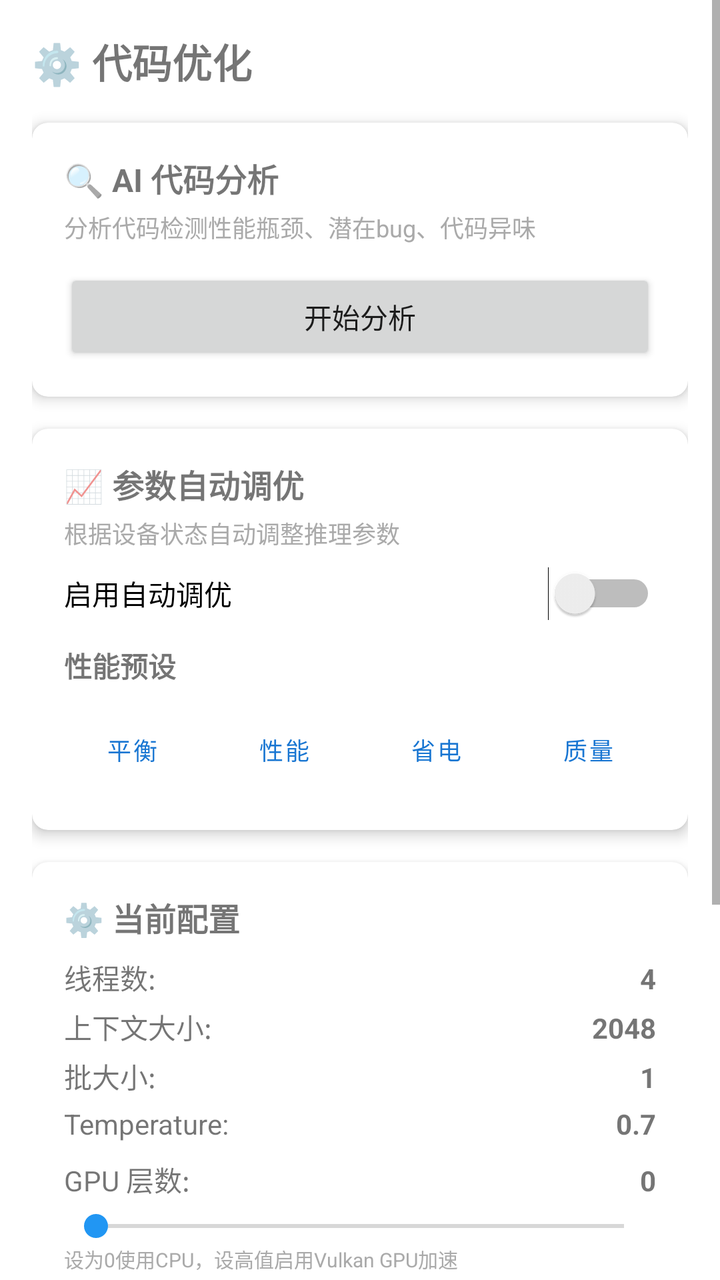
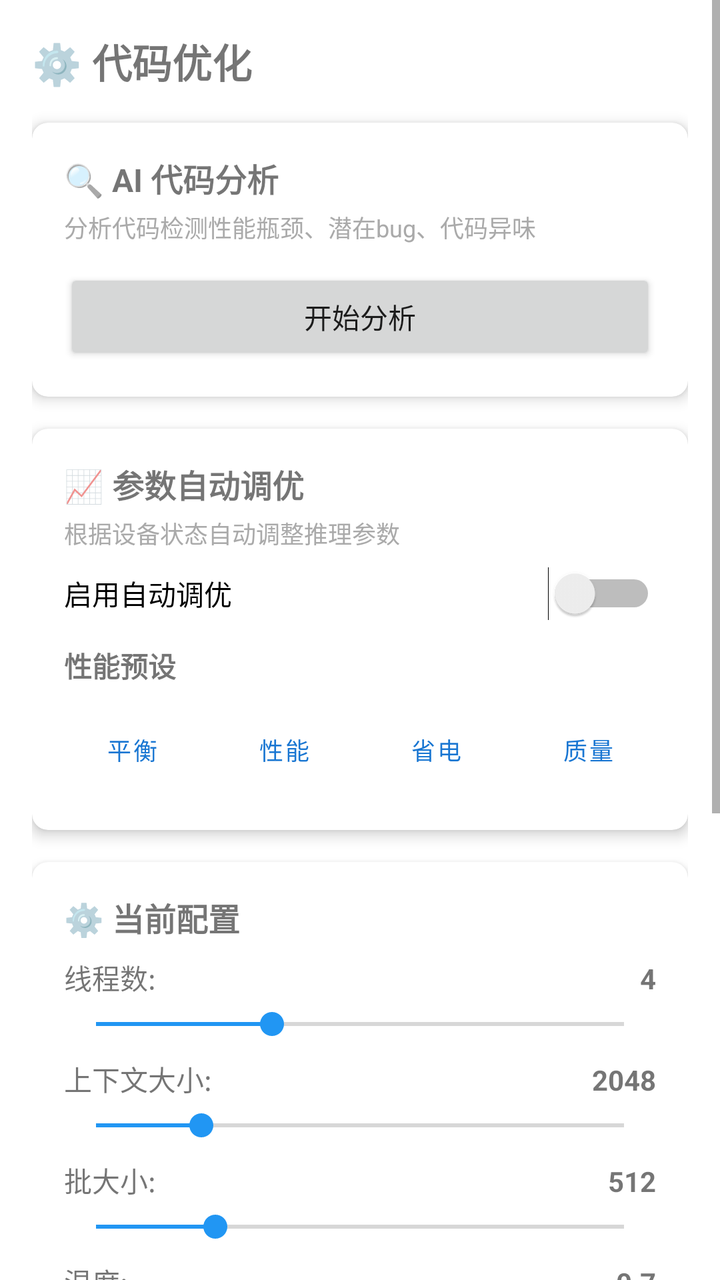

An Android layout rendered at two revisions. The XML below is the earlier revision; the diff shows what the commit changed to produce the second picture.
<!-- AndroidManifest.xml: application theme Theme.LocalAI -->
<!-- res/layout/fragment_optimizer.xml -->
<?xml version="1.0" encoding="utf-8"?>
<ScrollView xmlns:android="http://schemas.android.com/apk/res/android"
    xmlns:app="http://schemas.android.com/apk/res-auto"
    android:layout_width="match_parent"
    android:layout_height="match_parent"
    android:fillViewport="true">

    <LinearLayout
        android:layout_width="match_parent"
        android:layout_height="wrap_content"
        android:orientation="vertical"
        android:padding="16dp">

        
        <TextView
            android:layout_width="wrap_content"
            android:layout_height="wrap_content"
            android:text="⚙️ 代码优化"
            android:textSize="20sp"
            android:textStyle="bold"
            android:layout_marginBottom="16dp" />

        
        <androidx.cardview.widget.CardView
            android:layout_width="match_parent"
            android:layout_height="wrap_content"
            android:layout_marginBottom="16dp"
            app:cardCornerRadius="8dp"
            app:cardElevation="4dp">

            <LinearLayout
                android:layout_width="match_parent"
                android:layout_height="wrap_content"
                android:orientation="vertical"
                android:padding="16dp">

                <TextView
                    android:layout_width="wrap_content"
                    android:layout_height="wrap_content"
                    android:text="🔍 AI 代码分析"
                    android:textSize="16sp"
                    android:textStyle="bold" />

                <TextView
                    android:layout_width="wrap_content"
                    android:layout_height="wrap_content"
                    android:layout_marginTop="4dp"
                    android:text="分析代码检测性能瓶颈、潜在bug、代码异味"
                    android:textSize="12sp"
                    android:textColor="@android:color/darker_gray" />

                <Button
                    android:id="@+id/btn_analyze_code"
                    android:layout_width="match_parent"
                    android:layout_height="wrap_content"
                    android:layout_marginTop="12dp"
                    android:text="开始分析" />

                <ProgressBar
                    android:id="@+id/progress_analyze"
                    style="?android:attr/progressBarStyleHorizontal"
                    android:layout_width="match_parent"
                    android:layout_height="wrap_content"
                    android:layout_marginTop="8dp"
                    android:visibility="gone"
                    android:max="100" />

                <TextView
                    android:id="@+id/tv_analyze_status"
                    android:layout_width="wrap_content"
                    android:layout_height="wrap_content"
                    android:layout_marginTop="4dp"
                    android:textSize="12sp"
                    android:visibility="gone" />

            </LinearLayout>

        </androidx.cardview.widget.CardView>

        
        <androidx.cardview.widget.CardView
            android:id="@+id/card_analysis_summary"
            android:layout_width="match_parent"
            android:layout_height="wrap_content"
            android:layout_marginBottom="16dp"
            android:visibility="gone"
            app:cardCornerRadius="8dp"
            app:cardElevation="4dp">

            <LinearLayout
                android:layout_width="match_parent"
                android:layout_height="wrap_content"
                android:orientation="vertical"
                android:padding="16dp">

                <TextView
                    android:layout_width="wrap_content"
                    android:layout_height="wrap_content"
                    android:text="📊 分析摘要"
                    android:textSize="16sp"
                    android:textStyle="bold" />

                <LinearLayout
                    android:layout_width="match_parent"
                    android:layout_height="wrap_content"
                    android:layout_marginTop="8dp"
                    android:orientation="horizontal">

                    <TextView
                        android:id="@+id/tv_code_score"
                        android:layout_width="0dp"
                        android:layout_height="wrap_content"
                        android:layout_weight="1"
                        android:text="代码评分: --"
                        android:textSize="14sp" />

                    <TextView
                        android:id="@+id/tv_total_issues"
                        android:layout_width="0dp"
                        android:layout_height="wrap_content"
                        android:layout_weight="1"
                        android:text="问题数: --"
                        android:textSize="14sp" />

                </LinearLayout>

                <LinearLayout
                    android:layout_width="match_parent"
                    android:layout_height="wrap_content"
                    android:layout_marginTop="4dp"
                    android:orientation="horizontal">

                    <TextView
                        android:id="@+id/tv_total_files"
                        android:layout_width="0dp"
                        android:layout_height="wrap_content"
                        android:layout_weight="1"
                        android:text="文件数: --"
                        android:textSize="14sp" />

                    <TextView
                        android:id="@+id/tv_total_lines"
                        android:layout_width="0dp"
                        android:layout_height="wrap_content"
                        android:layout_weight="1"
                        android:text="代码行数: --"
                        android:textSize="14sp" />

                </LinearLayout>

                <TextView
                    android:layout_width="wrap_content"
                    android:layout_height="wrap_content"
                    android:layout_marginTop="12dp"
                    android:text="💡 建议"
                    android:textSize="14sp"
                    android:textStyle="bold" />

                <TextView
                    android:id="@+id/tv_recommendations"
                    android:layout_width="match_parent"
                    android:layout_height="wrap_content"
                    android:layout_marginTop="4dp"
                    android:textSize="12sp"
                    android:lineSpacingExtra="4dp" />

            </LinearLayout>

        </androidx.cardview.widget.CardView>

        
        <androidx.cardview.widget.CardView
            android:id="@+id/card_issues"
            android:layout_width="match_parent"
            android:layout_height="wrap_content"
            android:layout_marginBottom="16dp"
            android:visibility="gone"
            app:cardCornerRadius="8dp"
            app:cardElevation="4dp">

            <LinearLayout
                android:layout_width="match_parent"
                android:layout_height="wrap_content"
                android:orientation="vertical"
                android:padding="16dp">

                <TextView
                    android:layout_width="wrap_content"
                    android:layout_height="wrap_content"
                    android:text="⚠️ 问题详情"
                    android:textSize="16sp"
                    android:textStyle="bold" />

                <androidx.recyclerview.widget.RecyclerView
                    android:id="@+id/rv_issues"
                    android:layout_width="match_parent"
                    android:layout_height="wrap_content"
                    android:layout_marginTop="8dp"
                    android:nestedScrollingEnabled="false" />

            </LinearLayout>

        </androidx.cardview.widget.CardView>

        
        <androidx.cardview.widget.CardView
            android:layout_width="match_parent"
            android:layout_height="wrap_content"
            android:layout_marginBottom="16dp"
            app:cardCornerRadius="8dp"
            app:cardElevation="4dp">

            <LinearLayout
                android:layout_width="match_parent"
                android:layout_height="wrap_content"
                android:orientation="vertical"
                android:padding="16dp">

                <TextView
                    android:layout_width="wrap_content"
                    android:layout_height="wrap_content"
                    android:text="📈 参数自动调优"
                    android:textSize="16sp"
                    android:textStyle="bold" />

                <TextView
                    android:layout_width="wrap_content"
                    android:layout_height="wrap_content"
                    android:layout_marginTop="4dp"
                    android:text="根据设备状态自动调整推理参数"
                    android:textSize="12sp"
                    android:textColor="@android:color/darker_gray" />

                <Switch
                    android:id="@+id/switch_auto_tune"
                    android:layout_width="match_parent"
                    android:layout_height="wrap_content"
                    android:layout_marginTop="8dp"
                    android:text="启用自动调优" />

                <TextView
                    android:layout_width="wrap_content"
                    android:layout_height="wrap_content"
                    android:layout_marginTop="12dp"
                    android:text="性能预设"
                    android:textSize="14sp"
                    android:textStyle="bold" />

                <LinearLayout
                    android:layout_width="match_parent"
                    android:layout_height="wrap_content"
                    android:layout_marginTop="8dp"
                    android:orientation="horizontal">

                    <Button
                        android:id="@+id/btn_preset_balanced"
                        android:layout_width="0dp"
                        android:layout_height="wrap_content"
                        android:layout_weight="1"
                        android:text="平衡"
                        android:textSize="12sp"
                        style="@style/Widget.MaterialComponents.Button.OutlinedButton" />

                    <Button
                        android:id="@+id/btn_preset_performance"
                        android:layout_width="0dp"
                        android:layout_height="wrap_content"
                        android:layout_weight="1"
                        android:layout_marginStart="8dp"
                        android:text="性能"
                        android:textSize="12sp"
                        style="@style/Widget.MaterialComponents.Button.OutlinedButton" />

                    <Button
                        android:id="@+id/btn_preset_battery"
                        android:layout_width="0dp"
                        android:layout_height="wrap_content"
                        android:layout_weight="1"
                        android:layout_marginStart="8dp"
                        android:text="省电"
                        android:textSize="12sp"
                        style="@style/Widget.MaterialComponents.Button.OutlinedButton" />

                    <Button
                        android:id="@+id/btn_preset_quality"
                        android:layout_width="0dp"
                        android:layout_height="wrap_content"
                        android:layout_weight="1"
                        android:layout_marginStart="8dp"
                        android:text="质量"
                        android:textSize="12sp"
                        style="@style/Widget.MaterialComponents.Button.OutlinedButton" />

                </LinearLayout>

            </LinearLayout>

        </androidx.cardview.widget.CardView>

        
        <androidx.cardview.widget.CardView
            android:layout_width="match_parent"
            android:layout_height="wrap_content"
            android:layout_marginBottom="16dp"
            app:cardCornerRadius="8dp"
            app:cardElevation="4dp">

            <LinearLayout
                android:layout_width="match_parent"
                android:layout_height="wrap_content"
                android:orientation="vertical"
                android:padding="16dp">

                <TextView
                    android:layout_width="wrap_content"
                    android:layout_height="wrap_content"
                    android:text="⚙️ 当前配置"
                    android:textSize="16sp"
                    android:textStyle="bold" />

                <LinearLayout
                    android:layout_width="match_parent"
                    android:layout_height="wrap_content"
                    android:layout_marginTop="8dp"
                    android:orientation="horizontal">

                    <TextView
                        android:layout_width="0dp"
                        android:layout_height="wrap_content"
                        android:layout_weight="1"
                        android:text="线程数:"
                        android:textSize="14sp" />

                    <TextView
                        android:id="@+id/tv_threads"
                        android:layout_width="wrap_content"
                        android:layout_height="wrap_content"
                        android:text="4"
                        android:textSize="14sp"
                        android:textStyle="bold" />

                </LinearLayout>

                <LinearLayout
                    android:layout_width="match_parent"
                    android:layout_height="wrap_content"
                    android:layout_marginTop="4dp"
                    android:orientation="horizontal">

                    <TextView
                        android:layout_width="0dp"
                        android:layout_height="wrap_content"
                        android:layout_weight="1"
                        android:text="上下文大小:"
                        android:textSize="14sp" />

                    <TextView
                        android:id="@+id/tv_context_size"
                        android:layout_width="wrap_content"
                        android:layout_height="wrap_content"
                        android:text="2048"
                        android:textSize="14sp"
                        android:textStyle="bold" />

                </LinearLayout>

                <LinearLayout
                    android:layout_width="match_parent"
                    android:layout_height="wrap_content"
                    android:layout_marginTop="4dp"
                    android:orientation="horizontal">

                    <TextView
                        android:layout_width="0dp"
                        android:layout_height="wrap_content"
                        android:layout_weight="1"
                        android:text="批大小:"
                        android:textSize="14sp" />

                    <TextView
                        android:id="@+id/tv_batch_size"
                        android:layout_width="wrap_content"
                        android:layout_height="wrap_content"
                        android:text="1"
                        android:textSize="14sp"
                        android:textStyle="bold" />

                </LinearLayout>

                <LinearLayout
                    android:layout_width="match_parent"
                    android:layout_height="wrap_content"
                    android:layout_marginTop="4dp"
                    android:orientation="horizontal">

                    <TextView
                        android:layout_width="0dp"
                        android:layout_height="wrap_content"
                        android:layout_weight="1"
                        android:text="Temperature:"
                        android:textSize="14sp" />

                    <TextView
                        android:id="@+id/tv_temperature"
                        android:layout_width="wrap_content"
                        android:layout_height="wrap_content"
                        android:text="0.7"
                        android:textSize="14sp"
                        android:textStyle="bold" />

                </LinearLayout>

                <LinearLayout
                    android:layout_width="match_parent"
                    android:layout_height="wrap_content"
                    android:layout_marginTop="8dp"
                    android:orientation="vertical">

                    <LinearLayout
                        android:layout_width="match_parent"
                        android:layout_height="wrap_content"
                        android:orientation="horizontal">

                        <TextView
                            android:layout_width="0dp"
                            android:layout_height="wrap_content"
                            android:layout_weight="1"
                            android:text="GPU 层数:"
                            android:textSize="14sp" />

                        <TextView
                            android:id="@+id/tv_gpu_layers"
                            android:layout_width="wrap_content"
                            android:layout_height="wrap_content"
                            android:text="0"
                            android:textSize="14sp"
                            android:textStyle="bold" />

                    </LinearLayout>

                    <SeekBar
                        android:id="@+id/seekbar_gpu_layers"
                        android:layout_width="match_parent"
                        android:layout_height="wrap_content"
                        android:layout_marginTop="4dp"
                        android:max="99"
                        android:progress="0" />

                    <TextView
                        android:layout_width="wrap_content"
                        android:layout_height="wrap_content"
                        android:text="设为0使用CPU，设高值启用Vulkan GPU加速"
                        android:textSize="10sp"
                        android:textColor="@android:color/darker_gray" />

                </LinearLayout>

                <Button
                    android:id="@+id/btn_apply_config"
                    android:layout_width="match_parent"
                    android:layout_height="wrap_content"
                    android:layout_marginTop="12dp"
                    android:text="应用配置" />

            </LinearLayout>

        </androidx.cardview.widget.CardView>

        
        <androidx.cardview.widget.CardView
            android:layout_width="match_parent"
            android:layout_height="wrap_content"
            android:layout_marginBottom="16dp"
            app:cardCornerRadius="8dp"
            app:cardElevation="4dp">

            <LinearLayout
                android:layout_width="match_parent"
                android:layout_height="wrap_content"
                android:orientation="vertical"
                android:padding="16dp">

                <TextView
                    android:layout_width="wrap_content"
                    android:layout_height="wrap_content"
                    android:text="🩹 优化补丁"
                    android:textSize="16sp"
                    android:textStyle="bold" />

                <TextView
                    android:layout_width="wrap_content"
                    android:layout_height="wrap_content"
                    android:layout_marginTop="4dp"
                    android:text="AI 生成修复代码并应用补丁"
                    android:textSize="12sp"
                    android:textColor="@android:color/darker_gray" />

                <Button
                    android:id="@+id/btn_generate_patches"
                    android:layout_width="match_parent"
                    android:layout_height="wrap_content"
                    android:layout_marginTop="12dp"
                    android:text="生成优化补丁" />

                <androidx.recyclerview.widget.RecyclerView
                    android:id="@+id/rv_patches"
                    android:layout_width="match_parent"
                    android:layout_height="wrap_content"
                    android:layout_marginTop="8dp"
                    android:nestedScrollingEnabled="false" />

            </LinearLayout>

        </androidx.cardview.widget.CardView>

    </LinearLayout>

</ScrollView>
<!-- resources referenced by this layout -->
<resources>
  <style name="Theme.LocalAI" parent="Theme.MaterialComponents.DayNight.NoActionBar">
          <item name="colorPrimary">@color/primary</item>
          <item name="colorPrimaryDark">@color/primary_dark</item>
          <item name="colorPrimaryVariant">@color/primary_variant</item>
          <item name="colorAccent">@color/accent</item>
          <item name="colorSecondary">@color/accent</item>
          <item name="android:windowBackground">@color/background_chat</item>
          <item name="android:statusBarColor">@color/toolbar_bg</item>
          <item name="android:navigationBarColor">@color/bottom_nav_bg</item>
          <item name="android:windowLightStatusBar">true</item>
      </style>
  <color name="primary">#1976D2</color>
  <color name="primary_dark">#1565C0</color>
  <color name="primary_variant">#1E88E5</color>
  <color name="accent">#2196F3</color>
  <color name="background_chat">#FFFFFF</color>
  <color name="toolbar_bg">#FFFFFF</color>
  <color name="bottom_nav_bg">#FFFFFF</color>
</resources>

<!-- the commit's change to res/layout/fragment_optimizer.xml (unified diff, before → after) -->
@@ -318,95 +318,159 @@
                     android:textSize="16sp"
                     android:textStyle="bold" />
 
-                <LinearLayout
-                    android:layout_width="match_parent"
-                    android:layout_height="wrap_content"
-                    android:layout_marginTop="8dp"
-                    android:orientation="horizontal">
-
-                    <TextView
-                        android:layout_width="0dp"
-                        android:layout_height="wrap_content"
-                        android:layout_weight="1"
-                        android:text="线程数:"
-                        android:textSize="14sp" />
-
-                    <TextView
-                        android:id="@+id/tv_threads"
-                        android:layout_width="wrap_content"
-                        android:layout_height="wrap_content"
-                        android:text="4"
-                        android:textSize="14sp"
-                        android:textStyle="bold" />
-
-                </LinearLayout>
-
-                <LinearLayout
-                    android:layout_width="match_parent"
-                    android:layout_height="wrap_content"
-                    android:layout_marginTop="4dp"
-                    android:orientation="horizontal">
-
-                    <TextView
-                        android:layout_width="0dp"
-                        android:layout_height="wrap_content"
-                        android:layout_weight="1"
-                        android:text="上下文大小:"
-                        android:textSize="14sp" />
-
-                    <TextView
-                        android:id="@+id/tv_context_size"
-                        android:layout_width="wrap_content"
-                        android:layout_height="wrap_content"
-                        android:text="2048"
-                        android:textSize="14sp"
-                        android:textStyle="bold" />
-
-                </LinearLayout>
-
-                <LinearLayout
-                    android:layout_width="match_parent"
-                    android:layout_height="wrap_content"
-                    android:layout_marginTop="4dp"
-                    android:orientation="horizontal">
-
-                    <TextView
-                        android:layout_width="0dp"
-                        android:layout_height="wrap_content"
-                        android:layout_weight="1"
-                        android:text="批大小:"
-                        android:textSize="14sp" />
-
-                    <TextView
-                        android:id="@+id/tv_batch_size"
-                        android:layout_width="wrap_content"
-                        android:layout_height="wrap_content"
-                        android:text="1"
-                        android:textSize="14sp"
-                        android:textStyle="bold" />
-
-                </LinearLayout>
-
-                <LinearLayout
-                    android:layout_width="match_parent"
-                    android:layout_height="wrap_content"
-                    android:layout_marginTop="4dp"
-                    android:orientation="horizontal">
-
-                    <TextView
-                        android:layout_width="0dp"
-                        android:layout_height="wrap_content"
-                        android:layout_weight="1"
-                        android:text="Temperature:"
-                        android:textSize="14sp" />
-
-                    <TextView
-                        android:id="@+id/tv_temperature"
-                        android:layout_width="wrap_content"
-                        android:layout_height="wrap_content"
-                        android:text="0.7"
-                        android:textSize="14sp"
-                        android:textStyle="bold" />
+                
+                <LinearLayout
+                    android:layout_width="match_parent"
+                    android:layout_height="wrap_content"
+                    android:layout_marginTop="8dp"
+                    android:orientation="vertical">
+
+                    <LinearLayout
+                        android:layout_width="match_parent"
+                        android:layout_height="wrap_content"
+                        android:orientation="horizontal">
+
+                        <TextView
+                            android:layout_width="0dp"
+                            android:layout_height="wrap_content"
+                            android:layout_weight="1"
+                            android:text="线程数:"
+                            android:textSize="14sp" />
+
+                        <TextView
+                            android:id="@+id/tv_threads"
+                            android:layout_width="wrap_content"
+                            android:layout_height="wrap_content"
+                            android:text="4"
+                            android:textSize="14sp"
+                            android:textStyle="bold" />
+
+                    </LinearLayout>
+
+                    <SeekBar
+                        android:id="@+id/seekbar_threads"
+                        android:layout_width="match_parent"
+                        android:layout_height="wrap_content"
+                        android:layout_marginTop="4dp"
+                        android:max="6"
+                        android:progress="2" />
+
+                </LinearLayout>
+
+                
+                <LinearLayout
+                    android:layout_width="match_parent"
+                    android:layout_height="wrap_content"
+                    android:layout_marginTop="8dp"
+                    android:orientation="vertical">
+
+                    <LinearLayout
+                        android:layout_width="match_parent"
+                        android:layout_height="wrap_content"
+                        android:orientation="horizontal">
+
+                        <TextView
+                            android:layout_width="0dp"
+                            android:layout_height="wrap_content"
+                            android:layout_weight="1"
+                            android:text="上下文大小:"
+                            android:textSize="14sp" />
+
+                        <TextView
+                            android:id="@+id/tv_context_size"
+                            android:layout_width="wrap_content"
+                            android:layout_height="wrap_content"
+                            android:text="2048"
+                            android:textSize="14sp"
+                            android:textStyle="bold" />
+
+                    </LinearLayout>
+
+                    <SeekBar
+                        android:id="@+id/seekbar_context_size"
+                        android:layout_width="match_parent"
+                        android:layout_height="wrap_content"
+                        android:layout_marginTop="4dp"
+                        android:max="15"
+                        android:progress="3" />
+
+                </LinearLayout>
+
+                
+                <LinearLayout
+                    android:layout_width="match_parent"
+                    android:layout_height="wrap_content"
+                    android:layout_marginTop="8dp"
+                    android:orientation="vertical">
+
+                    <LinearLayout
+                        android:layout_width="match_parent"
+                        android:layout_height="wrap_content"
+                        android:orientation="horizontal">
+
+                        <TextView
+                            android:layout_width="0dp"
+                            android:layout_height="wrap_content"
+                            android:layout_weight="1"
+                            android:text="批大小:"
+                            android:textSize="14sp" />
+
+                        <TextView
+                            android:id="@+id/tv_batch_size"
+                            android:layout_width="wrap_content"
+                            android:layout_height="wrap_content"
+                            android:text="512"
+                            android:textSize="14sp"
+                            android:textStyle="bold" />
+
+                    </LinearLayout>
+
+                    <SeekBar
+                        android:id="@+id/seekbar_batch_size"
+                        android:layout_width="match_parent"
+                        android:layout_height="wrap_content"
+                        android:layout_marginTop="4dp"
+                        android:max="31"
+                        android:progress="7" />
+
+                </LinearLayout>
+
+                
+                <LinearLayout
+                    android:layout_width="match_parent"
+                    android:layout_height="wrap_content"
+                    android:layout_marginTop="8dp"
+                    android:orientation="vertical">
+
+                    <LinearLayout
+                        android:layout_width="match_parent"
+                        android:layout_height="wrap_content"
+                        android:orientation="horizontal">
+
+                        <TextView
+                            android:layout_width="0dp"
+                            android:layout_height="wrap_content"
+                            android:layout_weight="1"
+                            android:text="温度:"
+                            android:textSize="14sp" />
+
+                        <TextView
+                            android:id="@+id/tv_temperature"
+                            android:layout_width="wrap_content"
+                            android:layout_height="wrap_content"
+                            android:text="0.7"
+                            android:textSize="14sp"
+                            android:textStyle="bold" />
+
+                    </LinearLayout>
+
+                    <SeekBar
+                        android:id="@+id/seekbar_temperature"
+                        android:layout_width="match_parent"
+                        android:layout_height="wrap_content"
+                        android:layout_marginTop="4dp"
+                        android:max="20"
+                        android:progress="7" />
 
                 </LinearLayout>
 
